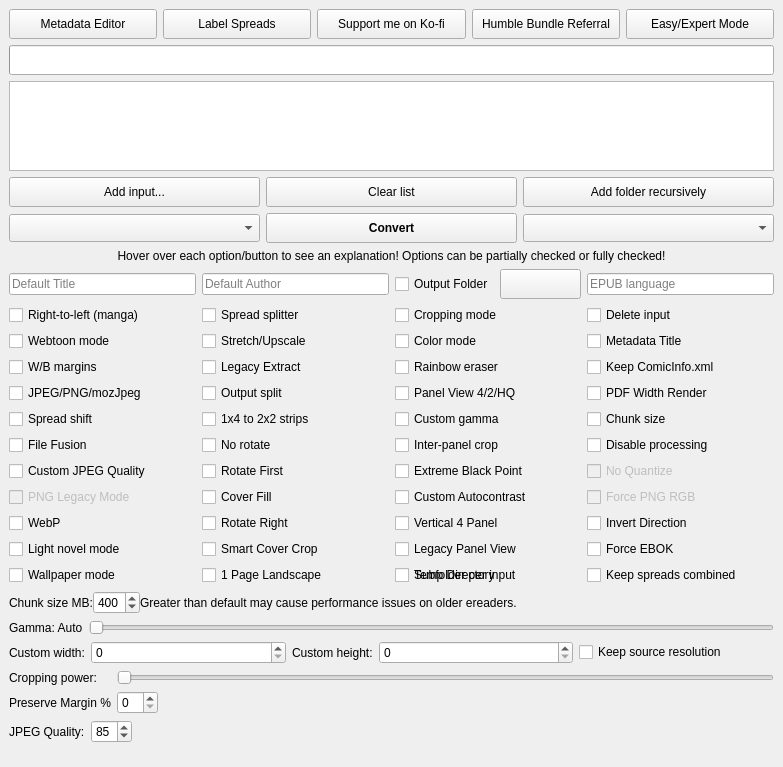
First picture: the form in gui/KCC.ui, repository tahouse/kcc, before the edit.
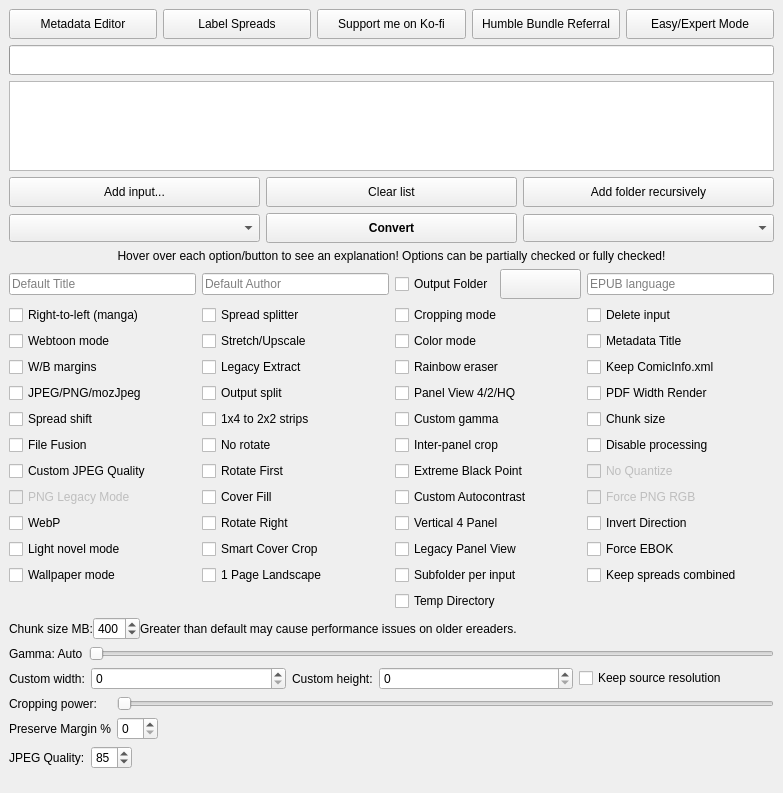
Second picture: the form after the edit. Icons and pictures are not drawn.

```diff
--- a/gui/KCC.ui
+++ b/gui/KCC.ui
@@ -1008,7 +1008,7 @@
          </property>
         </widget>
        </item>
-       <item row="11" column="2">
+        <item row="12" column="2">
         <widget class="QCheckBox" name="tempDirBox">
          <property name="toolTip">
           <string>&lt;html&gt;&lt;head/&gt;&lt;body&gt;&lt;p&gt;&lt;span style=&quot; font-weight:600; text-decoration: underline;&quot;&gt;Unchecked - Main Drive&lt;br/&gt;&lt;/span&gt;Use dedicated temporary directory on main OS drive.&lt;/p&gt;&lt;p&gt;&lt;span style=&quot; font-weight:600; text-decoration: underline;&quot;&gt;Checked - Source File Drive&lt;br/&gt;&lt;/span&gt;Create temporary file directory on source file drive.&lt;/p&gt;&lt;/body&gt;&lt;/html&gt;</string>
```
